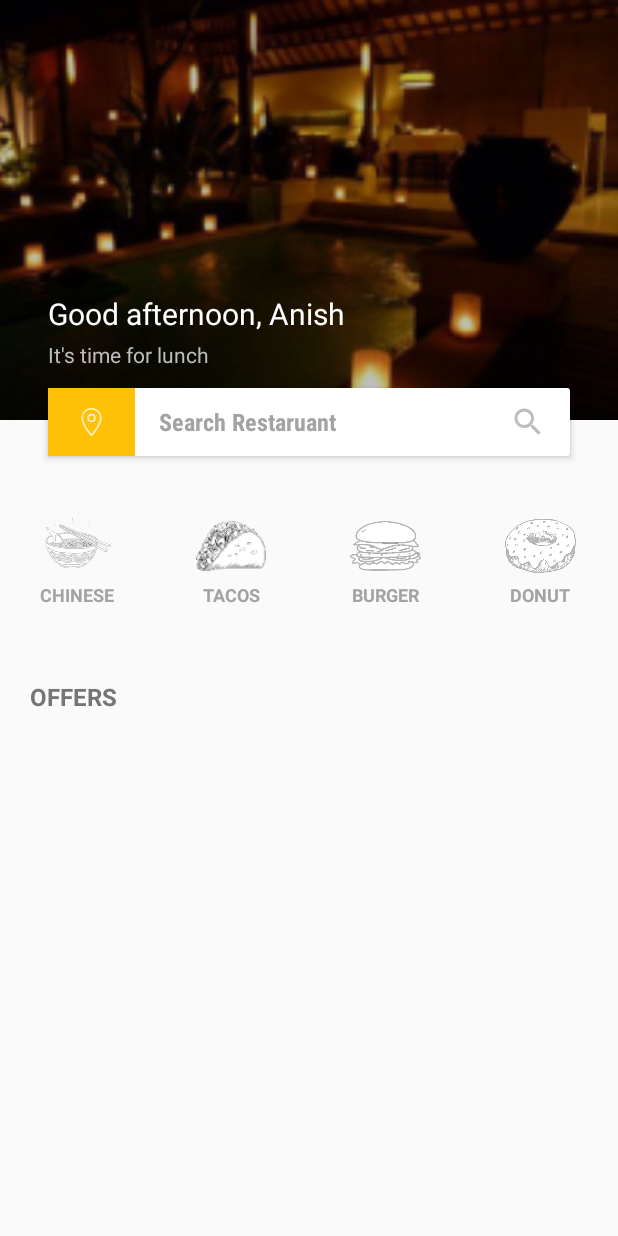
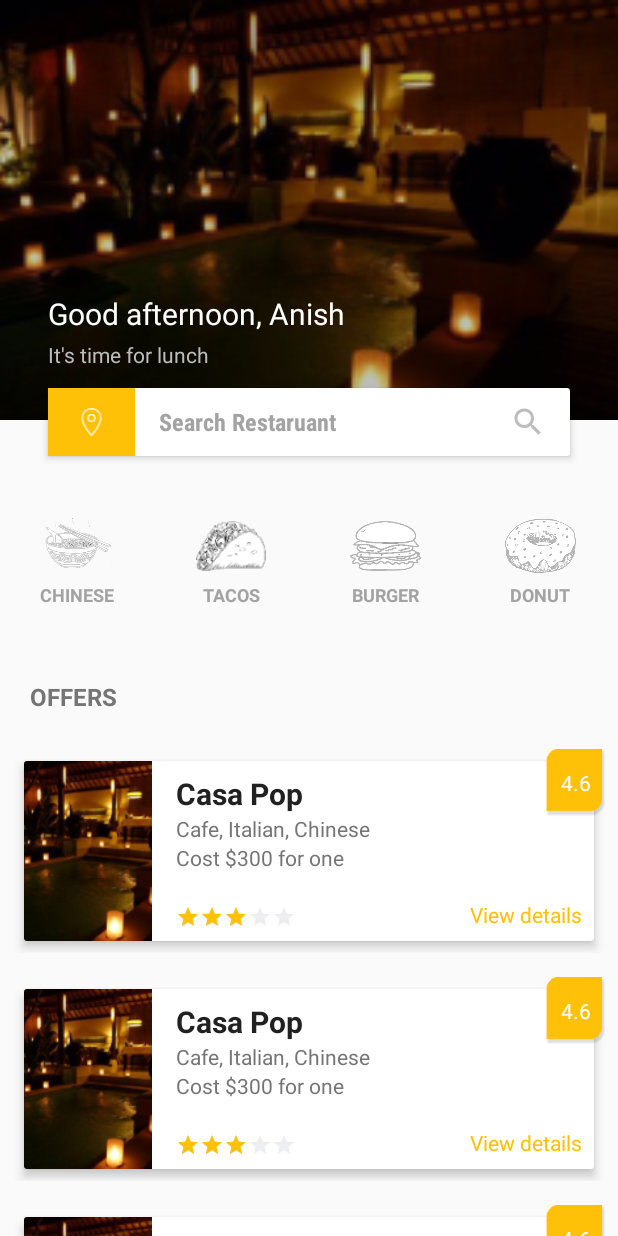
Before and after one commit to KaungHtetLin/ASarTaLine, an Android app: the screen it shows after launch (HomeActivity), on a phone screen of 412 x 824 dp. Run offline under Robolectric (Android 15) with nearby library versions, the phone set to English and light mode, and no system bars; our stand-ins replace ButterKnife.

Commit message:
poc home screen finish

```diff
--- a/app/src/main/AndroidManifest.xml
+++ b/app/src/main/AndroidManifest.xml
@@ -10,7 +10,7 @@
         android:supportsRtl="true"
         android:theme="@style/AppTheme">
         <activity
-            android:name=".HomeActivity"
+            android:name=".activities.HomeActivity"
             android:label="@string/app_name"
             android:theme="@style/AppTheme.NoActionBar">
             <intent-filter>
--- /dev/null
+++ b/app/src/main/java/net/kaunghtetlin/asartaline/activities/BaseActivity.java
@@ -0,0 +1,10 @@
+package net.kaunghtetlin.asartaline.activities;
+
+import android.support.v7.app.AppCompatActivity;
+
+/**
+ * Created by Kaung Htet Lin on 4/28/2018.
+ */
+
+public class BaseActivity extends AppCompatActivity {
+}
--- a/app/src/main/java/net/kaunghtetlin/asartaline/HomeActivity.java
+++ b/app/src/main/java/net/kaunghtetlin/asartaline/activities/HomeActivity.java
@@ -1,22 +1,32 @@
-package net.kaunghtetlin.asartaline;
+package net.kaunghtetlin.asartaline.activities;
 
 import android.graphics.Color;
 import android.graphics.drawable.ColorDrawable;
 import android.os.Bundle;
 import android.support.design.widget.AppBarLayout;
 import android.support.v7.app.AppCompatActivity;
+import android.support.v7.widget.LinearLayoutManager;
+import android.support.v7.widget.RecyclerView;
 import android.support.v7.widget.Toolbar;
 import android.util.Log;
 import android.view.Menu;
 import android.view.MenuItem;
 
+import net.kaunghtetlin.asartaline.R;
+import net.kaunghtetlin.asartaline.adapters.OffersAdapter;
+
 import butterknife.BindView;
 import butterknife.ButterKnife;
 
-public class HomeActivity extends AppCompatActivity {
+public class HomeActivity extends BaseActivity {
 
     @BindView(R.id.appbar_layout)
     AppBarLayout appBarLayout;
+
+    @BindView(R.id.rv_offers)
+    RecyclerView rvOffers;
+
+    OffersAdapter mOffersAdapter;
 
     @Override
     protected void onCreate(Bundle savedInstanceState) {
@@ -27,6 +37,7 @@ public class HomeActivity extends AppCompatActivity {
         setSupportActionBar(toolbar);
         getSupportActionBar().setDisplayShowTitleEnabled(false);
 
+        //appbar's color transparent when expand
         appBarLayout.addOnOffsetChangedListener(new AppBarLayout.OnOffsetChangedListener() {
             int scrollRange = -1;
             boolean isShow = false;
@@ -45,6 +56,13 @@ public class HomeActivity extends AppCompatActivity {
                 }
             }
         });
+
+        //RecyclerView for Offers
+        rvOffers.setLayoutManager(new LinearLayoutManager(getApplicationContext(),
+                LinearLayoutManager.VERTICAL, false));
+
+        mOffersAdapter = new OffersAdapter(getApplicationContext());
+        rvOffers.setAdapter(mOffersAdapter);
     }
 
     @Override
--- /dev/null
+++ b/app/src/main/java/net/kaunghtetlin/asartaline/adapters/BaseRecyclerAdapter.java
@@ -0,0 +1,80 @@
+package net.kaunghtetlin.asartaline.adapters;
+
+import android.content.Context;
+import android.support.v7.widget.RecyclerView;
+import android.view.LayoutInflater;
+
+import net.kaunghtetlin.asartaline.viewholders.BaseViewHolder;
+
+import java.util.ArrayList;
+import java.util.List;
+
+/**
+ * Created by Kaung Htet Lin on 4/28/2018.
+ */
+
+
+public abstract class BaseRecyclerAdapter<T extends BaseViewHolder, W>
+        extends RecyclerView.Adapter<T> {
+
+
+    protected List<W> mData;
+    protected LayoutInflater mLayoutInflator;
+    Context context;
+
+    public BaseRecyclerAdapter(Context context) {
+        mData = new ArrayList<>();
+        this.context = context;
+        mLayoutInflator = LayoutInflater.from(context);
+    }
+
+    @Override
+    public void onBindViewHolder(T holder, int position) {
+        holder.setData(mData.get(position));
+        holder.bind(context);
+    }
+
+    @Override
+    public int getItemCount() {
+        return mData.size();
+    }
+
+    public void setNewData(List<W> newData) {
+        mData = newData;
+        notifyDataSetChanged();
+    }
+
+    public void appendNewData(List<W> newData) {
+        mData.addAll(newData);
+        notifyDataSetChanged();
+    }
+
+    public W getItemAt(int position) {
+        if (position < mData.size() - 1)
+            return mData.get(position);
+
+        return null;
+    }
+
+    public List<W> getItems() {
+        if (mData == null)
+            return new ArrayList<>();
+
+        return mData;
+    }
+
+    public void removeData(W data) {
+        mData.remove(data);
+        notifyDataSetChanged();
+    }
+
+    public void addNewData(W data) {
+        mData.add(data);
+        notifyDataSetChanged();
+    }
+
+    public void clearData() {
+        mData = new ArrayList<>();
+        notifyDataSetChanged();
+    }
+}
--- /dev/null
+++ b/app/src/main/java/net/kaunghtetlin/asartaline/adapters/OffersAdapter.java
@@ -0,0 +1,36 @@
+package net.kaunghtetlin.asartaline.adapters;
+
+import android.content.Context;
+import android.view.View;
+import android.view.ViewGroup;
+
+import net.kaunghtetlin.asartaline.R;
+import net.kaunghtetlin.asartaline.data.vos.OffersVO;
+import net.kaunghtetlin.asartaline.viewholders.OffersViewHolder;
+
+/**
+ * Created by Kaung Htet Lin on 4/28/2018.
+ */
+
+public class OffersAdapter extends BaseRecyclerAdapter<OffersViewHolder, OffersVO> {
+
+    public OffersAdapter(Context context) {
+        super(context);
+    }
+
+    @Override
+    public OffersViewHolder onCreateViewHolder(ViewGroup parent, int viewType) {
+        View offerViewScreen = mLayoutInflator.inflate(R.layout.view_item_offer, parent, false);
+        return new OffersViewHolder(offerViewScreen);
+    }
+
+    @Override
+    public void onBindViewHolder(OffersViewHolder holder, int position) {
+
+    }
+
+    @Override
+    public int getItemCount() {
+        return 16;
+    }
+}
--- /dev/null
+++ b/app/src/main/java/net/kaunghtetlin/asartaline/data/vos/OffersVO.java
@@ -0,0 +1,8 @@
+package net.kaunghtetlin.asartaline.data.vos;
+
+/**
+ * Created by Kaung Htet Lin on 4/28/2018.
+ */
+
+public class OffersVO {
+}
--- /dev/null
+++ b/app/src/main/java/net/kaunghtetlin/asartaline/viewholders/BaseViewHolder.java
@@ -0,0 +1,23 @@
+package net.kaunghtetlin.asartaline.viewholders;
+
+import android.content.Context;
+import android.support.v7.widget.RecyclerView;
+import android.view.View;
+
+/**
+ * Created by Kaung Htet Lin on 4/28/2018.
+ */
+
+
+public abstract class BaseViewHolder<W> extends RecyclerView.ViewHolder {
+
+    private W mData;
+
+    public BaseViewHolder(View itemView) {
+        super(itemView);
+    }
+
+    public abstract void setData(W data);
+
+    public abstract void bind(Context context);
+}
--- /dev/null
+++ b/app/src/main/java/net/kaunghtetlin/asartaline/viewholders/OffersViewHolder.java
@@ -0,0 +1,27 @@
+package net.kaunghtetlin.asartaline.viewholders;
+
+import android.content.Context;
+import android.view.View;
+
+import net.kaunghtetlin.asartaline.data.vos.OffersVO;
+
+/**
+ * Created by Kaung Htet Lin on 4/28/2018.
+ */
+
+public class OffersViewHolder extends BaseViewHolder<OffersVO> {
+
+    public OffersViewHolder(View itemView) {
+        super(itemView);
+    }
+
+    @Override
+    public void setData(OffersVO data) {
+
+    }
+
+    @Override
+    public void bind(Context context) {
+
+    }
+}
--- a/app/src/main/res/layout/activity_home.xml
+++ b/app/src/main/res/layout/activity_home.xml
@@ -5,7 +5,7 @@
     android:layout_width="match_parent"
     android:layout_height="match_parent"
     android:fitsSystemWindows="true"
-    tools:context="net.kaunghtetlin.asartaline.HomeActivity">
+    tools:context="net.kaunghtetlin.asartaline.activities.HomeActivity">
 
     <android.support.design.widget.AppBarLayout
         android:id="@+id/appbar_layout"
@@ -120,8 +120,8 @@
         <RelativeLayout
             android:layout_width="match_parent"
             android:layout_height="match_parent"
-            android:layout_marginTop="@dimen/margin_large_n"
-            app:layout_behavior="@string/appbar_scrolling_view_behavior">
+            android:descendantFocusability="blocksDescendants"
+            android:layout_marginTop="@dimen/margin_large_n">
 
             <LinearLayout
                 android:id="@+id/ll_category"
@@ -286,6 +286,14 @@
                 android:textSize="@dimen/text_regular_2x"
                 android:textStyle="bold" />
 
+            <android.support.v7.widget.RecyclerView
+                android:id="@+id/rv_offers"
+                android:layout_width="match_parent"
+                android:layout_height="wrap_content"
+                android:layout_below="@id/iv_offers"
+                android:layout_marginTop="@dimen/margin_medium_2"
+                android:nestedScrollingEnabled="false" />
+
         </RelativeLayout>
 
     </android.support.v4.widget.NestedScrollView>
--- /dev/null
+++ b/app/src/main/res/layout/actvity_details.xml
@@ -0,0 +1,6 @@
+<?xml version="1.0" encoding="utf-8"?>
+<android.support.constraint.ConstraintLayout
+    xmlns:android="http://schemas.android.com/apk/res/android" android:layout_width="match_parent"
+    android:layout_height="match_parent">
+
+</android.support.constraint.ConstraintLayout>
--- a/app/src/main/res/layout/view_item_offer.xml
+++ b/app/src/main/res/layout/view_item_offer.xml
@@ -1,8 +1,123 @@
 <?xml version="1.0" encoding="utf-8"?>
-<LinearLayout xmlns:android="http://schemas.android.com/apk/res/android"
-    android:layout_width="match_parent"
-    android:layout_height="match_parent">
 
+<FrameLayout xmlns:android="http://schemas.android.com/apk/res/android"
+    android:layout_width="wrap_content"
+    android:layout_height="wrap_content"
+    android:layout_margin="@dimen/margin_medium">
 
+    <LinearLayout
+        android:layout_width="wrap_content"
+        android:layout_height="wrap_content">
+    <android.support.v7.widget.CardView
+        android:id="@+id/cardview"
+        xmlns:app="http://schemas.android.com/apk/res-auto"
+        android:layout_width="wrap_content"
+        android:layout_height="wrap_content"
+        android:layout_margin="@dimen/margin_medium"
+        android:elevation="2dp"
+        android:translationZ="2dp"
+        app:cardBackgroundColor="@color/white_full">
 
-</LinearLayout>
+        <LinearLayout xmlns:android="http://schemas.android.com/apk/res/android"
+            android:layout_width="match_parent"
+            android:layout_height="120dp"
+            android:orientation="horizontal"
+            android:weightSum="6">
+
+            <ImageView
+                android:layout_width="0dp"
+                android:layout_height="match_parent"
+                android:layout_weight="2.3"
+                android:scaleType="centerCrop"
+                android:src="@drawable/romantic_dinner_setting" />
+
+            <RelativeLayout
+                android:layout_width="0dp"
+                android:layout_height="match_parent"
+                android:layout_weight="3.7">
+
+                <TextView
+                    android:id="@+id/tv_offer_name"
+                    android:layout_width="wrap_content"
+                    android:layout_height="wrap_content"
+                    android:layout_marginStart="@dimen/margin_medium_2"
+                    android:layout_marginTop="@dimen/margin_medium"
+                    android:text="Casa Pop"
+                    android:textColor="@color/primary_text"
+                    android:textSize="@dimen/text_regular_3x"
+                    android:textStyle="bold" />
+
+                <TextView
+                    android:id="@+id/tv_offer_category"
+                    android:layout_width="wrap_content"
+                    android:layout_height="wrap_content"
+                    android:layout_below="@id/tv_offer_name"
+                    android:layout_marginStart="@dimen/margin_medium_2"
+                    android:text="Cafe, Italian, Chinese"
+                    android:textColor="@color/secondary_text"
+                    android:textSize="@dimen/text_regular" />
+
+                <TextView
+                    android:id="@+id/tv_offer_price"
+                    android:layout_width="wrap_content"
+                    android:layout_height="wrap_content"
+                    android:layout_below="@id/tv_offer_category"
+                    android:layout_marginStart="@dimen/margin_medium_2"
+                    android:text="Cost $300 for one"
+                    android:textColor="@color/secondary_text"
+                    android:textSize="@dimen/text_regular" />
+
+                <RatingBar
+                    android:id="@+id/rb_offer"
+                    style="?android:ratingBarStyleSmall"
+                    android:layout_width="wrap_content"
+                    android:layout_height="wrap_content"
+                    android:layout_alignParentBottom="true"
+                    android:layout_marginBottom="@dimen/margin_medium"
+                    android:layout_marginStart="@dimen/margin_medium_2"
+                    android:isIndicator="true"
+                    android:numStars="5"
+                    android:progressTint="@color/primary"
+                    android:rating="3"
+                    android:stepSize="0.1" />
+
+                <TextView
+                    android:layout_width="wrap_content"
+                    android:layout_height="wrap_content"
+                    android:layout_alignParentBottom="true"
+                    android:layout_alignParentRight="true"
+                    android:layout_margin="@dimen/margin_medium"
+                    android:text="@string/txt_view_details"
+                    android:textColor="@color/primary"
+                    android:textSize="@dimen/text_regular" />
+
+            </RelativeLayout>
+
+        </LinearLayout>
+
+    </android.support.v7.widget.CardView>
+    </LinearLayout>
+    <FrameLayout
+        android:layout_width="wrap_content"
+        android:layout_height="wrap_content"
+        android:layout_gravity="right">
+
+        <ImageView
+            android:layout_width="40dp"
+            android:layout_height="45dp"
+            android:scaleType="fitXY"
+            android:src="@drawable/flag" />
+
+        <TextView
+            android:layout_width="wrap_content"
+            android:layout_height="wrap_content"
+            android:elevation="5dp"
+            android:layout_gravity="center"
+            android:text="4.6"
+            android:textColor="@color/white_full"
+            android:textSize="@dimen/text_regular"
+            android:translationZ="10dp" />
+
+    </FrameLayout>
+
+</FrameLayout>
--- a/app/src/main/res/menu/menu_main.xml
+++ b/app/src/main/res/menu/menu_main.xml
@@ -1,7 +1,7 @@
 <menu xmlns:android="http://schemas.android.com/apk/res/android"
     xmlns:app="http://schemas.android.com/apk/res-auto"
     xmlns:tools="http://schemas.android.com/tools"
-    tools:context="net.kaunghtetlin.asartaline.HomeActivity">
+    tools:context="net.kaunghtetlin.asartaline.activities.HomeActivity">
     <item
         android:id="@+id/action_settings"
         android:orderInCategory="100"
--- a/app/src/main/res/values/strings.xml
+++ b/app/src/main/res/values/strings.xml
@@ -9,4 +9,5 @@
     <string name="txt_burger">Burger</string>
     <string name="txt_donut">Donut</string>
     <string name="offers">Offers</string>
+    <string name="txt_view_details">View details</string>
 </resources>
```
Also changed, not shown: app/src/main/res/drawable-xxxhdpi/flag.png (added).
